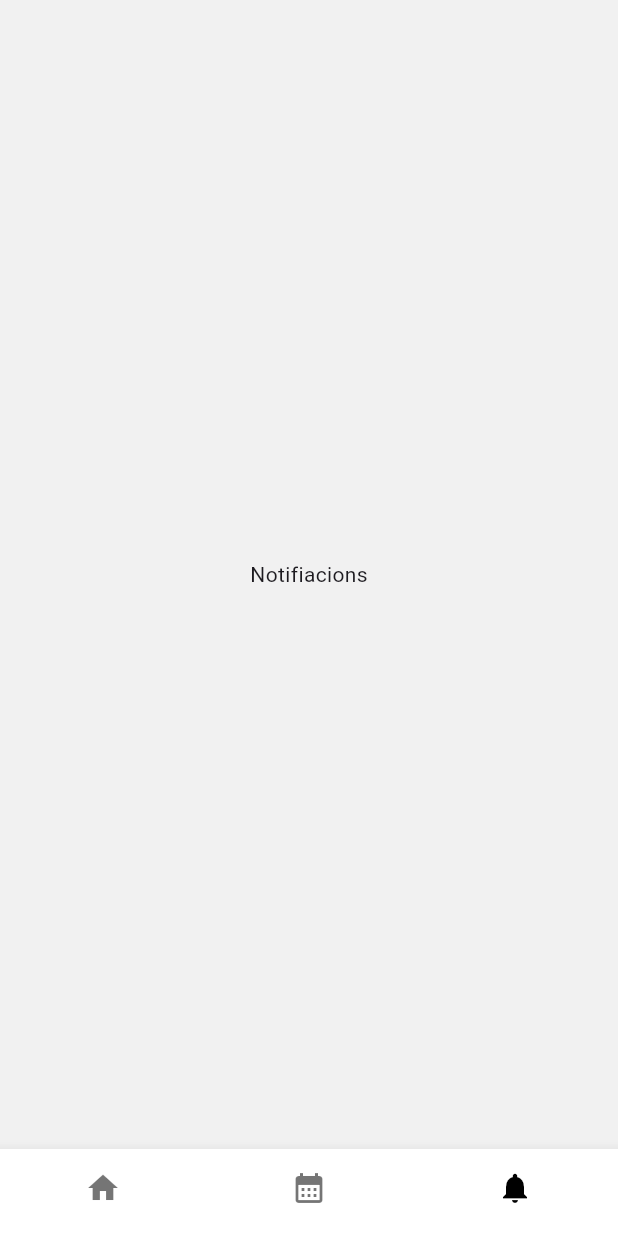
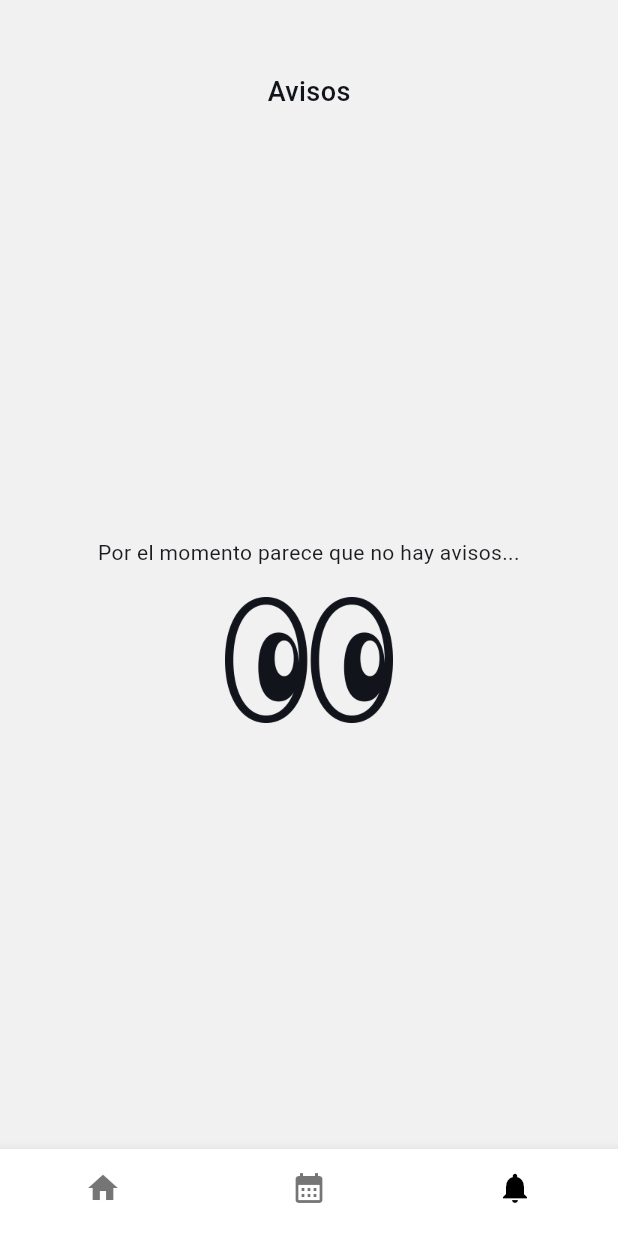
Before and after one commit to RubenPardo/rudo_app_clone, a Flutter app: the HomeMenuPage screen opened directly with empty values, item 3 of the bottom bar chosen, on a phone screen of 412 x 824 dp. Run offline on Flutter 3.47's test engine with Material 2 defaults, Android fonts, the phone set to English and light mode, and no system bars; our stand-ins replace dio, equatable, firebase_core, flutter_bloc, flutter_secure_storage, geolocator and 3 more; accounts and stored records are empty; network calls fail.

Commit message:
Add alert layouts

```diff
--- a/lib/app/app.dart
+++ b/lib/app/app.dart
@@ -1,6 +1,7 @@
 import 'package:flutter/material.dart';
 import 'package:flutter_bloc/flutter_bloc.dart';
 import 'package:rudo_app_clone/app/colors.dart';
+import 'package:rudo_app_clone/presentation/bloc/alerts/alert_bloc.dart';
 import 'package:rudo_app_clone/presentation/bloc/home/home_bloc.dart';
 import 'package:rudo_app_clone/presentation/bloc/login/login_bloc.dart';
 import 'package:rudo_app_clone/presentation/bloc/sesame/sesame_bloc.dart';
@@ -16,6 +17,7 @@ class App extends StatelessWidget {
         BlocProvider(create: (context) => LoginBloc(),),
         BlocProvider(create: (context) => HomeBloc(),),
         BlocProvider(create: (context) => SesameBloc(),),
+        BlocProvider(create: (context) => AlertBloc(),),
       ],
       child: MaterialApp(
         theme: ThemeData(
--- /dev/null
+++ b/lib/data/model/alert.dart
@@ -0,0 +1,15 @@
+class Alert{
+  final String title, description;
+  final DateTime date;
+  final bool isReaded;
+
+  Alert({required this.title, required this.description,required this.isReaded,required this.date});
+
+  factory Alert.dummy(bool isReaded){
+    return Alert(title: 'Reseteo de los equipos', description: 'Recuerda que mañana es el último día para guardar los archivos de tu ordenador antes del reseteo de los equipos.', isReaded: isReaded, date: DateTime.now());
+  }
+
+   factory Alert.fromJson(Map<String, String> json){
+    return Alert.dummy(false);
+  }
+}
--- /dev/null
+++ b/lib/presentation/bloc/alerts/alert_bloc.dart
@@ -0,0 +1,41 @@
+
+
+import 'package:collection/collection.dart';
+import 'package:flutter_bloc/flutter_bloc.dart';
+import 'package:rudo_app_clone/data/model/alert.dart';
+import 'package:rudo_app_clone/domain/use_cases/alerts/get_alerts_use_case.dart';
+import 'package:rudo_app_clone/presentation/bloc/alerts/alert_event.dart';
+import 'package:rudo_app_clone/presentation/bloc/alerts/alert_state.dart';
+
+class AlertBloc extends Bloc<AlertEvent,AlertState>{
+
+  late List<Alert> _alerts = [];
+  bool isAllLoaded = false;
+
+  bool get thereIsSomeAlertNotReaded {
+    return _alerts.firstWhereOrNull((element) => !element.isReaded,) != null;
+  }
+
+  AlertBloc() : super (InitState()){
+
+    on<InitAlerts>((event, emit) async {
+      if(!event.fromMemory){
+        emit(Loading());
+        _alerts = await GetAlertsUseCase().call();
+        emit(Loaded(alerts: _alerts));
+        isAllLoaded = true;
+      }else{
+        emit(Loading());
+        emit(Loaded(alerts: _alerts));
+      }
+    },);
+
+  }
+
+
+
+
+
+
+
+}
--- /dev/null
+++ b/lib/presentation/bloc/alerts/alert_event.dart
@@ -0,0 +1,8 @@
+abstract class AlertEvent{}
+
+class InitAlerts extends AlertEvent{
+
+   final bool fromMemory;
+   InitAlerts({required this.fromMemory});
+
+}
--- /dev/null
+++ b/lib/presentation/bloc/alerts/alert_state.dart
@@ -0,0 +1,31 @@
+import 'package:equatable/equatable.dart';
+import 'package:rudo_app_clone/data/model/alert.dart';
+import 'package:rudo_app_clone/data/model/event.dart';
+
+abstract class AlertState extends Equatable{}
+
+class InitState extends AlertState{
+  @override
+  List<Object?> get props => [];
+}
+
+class Loading extends AlertState{
+  @override
+  List<Object?> get props => [];
+}
+
+class Error extends AlertState{
+  final String message;
+  Error({required this.message});
+  @override
+  List<Object?> get props => [message];
+}
+
+class Loaded extends AlertState{
+  final List<Alert> alerts; // TODO cambiar a modelo Alert
+
+  Loaded({required this.alerts});
+
+  @override
+  List<Object?> get props => [alerts];
+}
--- /dev/null
+++ b/lib/presentation/pages/alert_page.dart
@@ -0,0 +1,135 @@
+
+
+import 'package:flutter/material.dart';
+import 'package:flutter_bloc/flutter_bloc.dart';
+import 'package:rudo_app_clone/app/colors.dart';
+import 'package:rudo_app_clone/core/utils.dart';
+import 'package:rudo_app_clone/data/model/alert.dart';
+import 'package:rudo_app_clone/data/model/event.dart';
+import 'package:rudo_app_clone/presentation/bloc/alerts/alert_bloc.dart';
+import 'package:rudo_app_clone/presentation/bloc/alerts/alert_event.dart';
+import 'package:rudo_app_clone/presentation/bloc/alerts/alert_state.dart';
+import 'package:rudo_app_clone/presentation/widgets/custom_card_widget.dart';
+
+import '../../app/styles.dart';
+
+class AlertPage extends StatefulWidget {
+  const AlertPage({super.key});
+
+  @override
+  State<AlertPage> createState() => _AlertPageState();
+}
+
+class _AlertPageState extends State<AlertPage> {
+
+  @override
+  void initState() {
+    super.initState();
+    if(!context.read<AlertBloc>().isAllLoaded){
+      context.read<AlertBloc>().add(InitAlerts(fromMemory: false));
+    }else{
+      context.read<AlertBloc>().add(InitAlerts(fromMemory:true));
+    }
+  }
+
+  @override
+  Widget build(BuildContext context) {
+    Size size = MediaQuery.of(context).size;
+    return BlocConsumer<AlertBloc,AlertState>(
+        builder: (context, state) {
+          return Padding(
+            padding: const EdgeInsets.symmetric(horizontal: 16),
+            child: Column(
+              mainAxisSize: MainAxisSize.min,
+              children: [
+                const SizedBox(height: 48,),
+                const Center(child: Text('Avisos',style: CustomTextStyles.title2,),),
+                Flexible(
+                  child: RefreshIndicator(
+                    onRefresh: () {
+                      context.read<AlertBloc>().add(InitAlerts(fromMemory: false));
+                      return Future(() => null);
+                    },
+                    child: state is Loaded
+                      ?  state.alerts.isEmpty ?_emptyAlerts() :_buildAlertList(state.alerts)
+                      : state is Loading
+                        ? const Center(child: CircularProgressIndicator(),)
+                        : _buildErrorAlert(),
+
+                  ),
+                ),
+              ],
+            ),
+          );
+        },
+        listener: (context, state) {
+        },
+    );
+  }
+
+  Widget _buildAlertList(List<Alert> alerts){
+    return ListView.builder(
+      itemCount: alerts.length,
+      itemBuilder: (context, index) {
+        return CustomCard(
+          borderColor: alerts[index].isReaded ? null : AppColors.primaryColor,
+          child: Column(
+            crossAxisAlignment: CrossAxisAlignment.start,
+            children: [
+              Row(
+                children: [
+                  Icon(alerts[index].isReaded ? Icons.notifications_none: Icons.notifications),
+                  const SizedBox(width: 12,),
+                  Text(alerts[index].title,style: CustomTextStyles.title3,)
+               ],
+              ),
+              const SizedBox(height: 8,),
+              Text('${alerts[index].date.toStringDataNameDayMonthAbreviated()} ${alerts[index].date.toStringHourMinute()}h',style: CustomTextStyles.bodySmall,),
+              const SizedBox(height: 8,),
+              Text(alerts[index].description,style: CustomTextStyles.bodySmall),
+            ],
+          )
+        );
+      },
+    );
+  }
+
+
+  Widget _emptyAlerts(){
+    return CustomScrollView(
+      slivers: [
+        SliverFillRemaining(
+          child: Column(
+              crossAxisAlignment: CrossAxisAlignment.center,
+              mainAxisAlignment: MainAxisAlignment.center,
+              mainAxisSize: MainAxisSize.max,
+              children: [
+                const Text('Por el momento parece que no hay avisos...',textAlign: TextAlign.center,),
+                const SizedBox(height: 20,),
+                Image.asset('assets/images/empty_alerts.png',height: 84,)
+            ]),
+          )
+      ],
+    );
+  }
+
+  Widget _buildErrorAlert(){
+    return CustomScrollView(
+      slivers: [
+        SliverFillRemaining(
+          child: Column(
+              crossAxisAlignment: CrossAxisAlignment.center,
+              mainAxisAlignment: MainAxisAlignment.center,
+              mainAxisSize: MainAxisSize.max,
+              children: [
+                const Text('Parece que ha ocurrido error, vuelve a intentarlo más tarde.',textAlign: TextAlign.center,),
+                const SizedBox(height: 20,),
+                Image.asset('assets/images/empty_alerts.png',height: 84,)
+            ]),
+          )
+      ],
+    );
+  }
+
+
+}
--- a/lib/presentation/pages/events_page.dart
+++ b/lib/presentation/pages/events_page.dart
@@ -78,6 +78,7 @@ class _EventsPageState extends State<EventsPage> {
                 shrinkWrap: true,
                 itemCount: eventsGroupByDate[index].length,
                 itemBuilder: (context, indexEvent) {
+                  log(eventsGroupByDate[index][indexEvent].eventId);
                   return GestureDetector(
                     onTap: () => Navigator.of(context).push(MaterialPageRoute(builder: (context) => EventDetailPage(event: eventsGroupByDate[index][indexEvent],),)),
                     child: CustomCard(child: EventWidget(event: eventsGroupByDate[index][indexEvent])),
--- a/lib/presentation/pages/home_menu_page.dart
+++ b/lib/presentation/pages/home_menu_page.dart
@@ -1,7 +1,12 @@
 import 'package:flutter/material.dart';
 import 'package:flutter/src/widgets/framework.dart';
 import 'package:flutter/src/widgets/placeholder.dart';
+import 'package:flutter_bloc/flutter_bloc.dart';
 import 'package:rudo_app_clone/data/model/user/user_data.dart';
+import 'package:rudo_app_clone/presentation/bloc/alerts/alert_bloc.dart';
+import 'package:rudo_app_clone/presentation/bloc/alerts/alert_event.dart';
+import 'package:rudo_app_clone/presentation/bloc/alerts/alert_state.dart';
+import 'package:rudo_app_clone/presentation/pages/alert_page.dart';
 import 'package:rudo_app_clone/presentation/pages/events_page.dart';
 import 'package:rudo_app_clone/presentation/pages/home_page.dart';
 
@@ -18,13 +23,19 @@ class _HomeMenuPageState extends State<HomeMenuPage> {
   int _currentIndex = 0;
 
   @override
+  void initState() {
+    super.initState();
+    context.read<AlertBloc>().add(InitAlerts(fromMemory: false));
+  }
+
+  @override
   Widget build(BuildContext context) {
     return Scaffold(
 
       body: <Widget>[
         HomePage(userData: widget.userData),
-        EventsPage(),
-        Center(child: Text('Notifiacions'),),
+        const EventsPage(),
+        const AlertPage(),
 
       ][_currentIndex],
       bottomNavigationBar: _buildBottomNavigationBar(),
@@ -41,13 +52,37 @@ class _HomeMenuPageState extends State<HomeMenuPage> {
         _currentIndex = newIndex;
       }),
       currentIndex: _currentIndex,
-      items: const <BottomNavigationBarItem>[
-        BottomNavigationBarItem(icon: Icon(Icons.home), label: 'Home'),
-        BottomNavigationBarItem(icon: Icon(Icons.calendar_month),label: 'Calendar'),
-        BottomNavigationBarItem(icon: Icon(Icons.notifications),label: 'Notification'),
+      items: <BottomNavigationBarItem>[
+        const BottomNavigationBarItem(icon: Icon(Icons.home), label: 'Home'),
+        const BottomNavigationBarItem(icon: Icon(Icons.calendar_month),label: 'Calendar'),
+        _buildBottomNotificationItem(),
       ],
 
     );
   }
 
+  BottomNavigationBarItem _buildBottomNotificationItem(){
+    return BottomNavigationBarItem(
+      label: 'Notification',
+      icon: BlocConsumer<AlertBloc,AlertState>(
+        builder: (context, state) {
+          return Stack(
+            children: <Widget>[
+              const Icon(Icons.notifications),
+              context.read<AlertBloc>().thereIsSomeAlertNotReaded
+              ? const Positioned(  // draw a red marble
+                  top: 0.0,
+                  right: 0.0,
+                  child:  Icon(Icons.brightness_1, size: 8.0,
+                    color: Colors.redAccent),
+                )
+              : const SizedBox()
+              ]
+            );
+        }, listener: (context, state) {
+
+        },)
+    );
+  }
+
 }
```
Also changed, not shown: lib/data/service/rudo_api_service.dart (+10 -0 lines), lib/domain/use_cases/alerts/get_alerts_use_case.dart (added, +18 -0 lines), lib/presentation/widgets/custom_card_widget.dart (+5 -2 lines).
